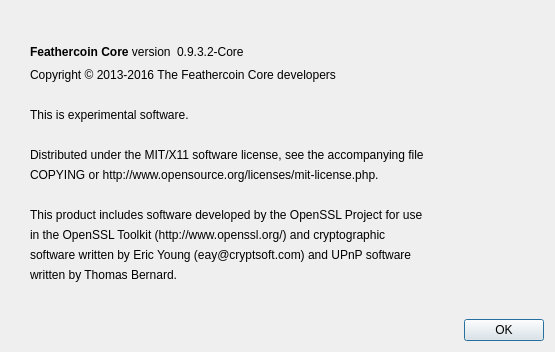
Above: src/qt/forms/aboutdialog.ui from FeatherCoin/Feathercoin before the change. Below: the same form after it.
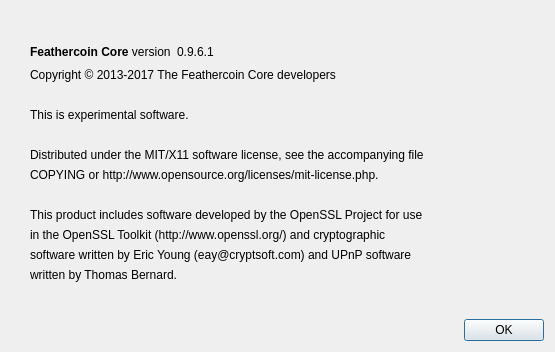
That is the form after the change. Icons and pictures are not drawn.

Commit message: Reviewed Copyright for Feathercoin 2017.

Patch:
```diff
--- a/src/qt/forms/aboutdialog.ui
+++ b/src/qt/forms/aboutdialog.ui
@@ -72,7 +72,7 @@
           <cursorShape>IBeamCursor</cursorShape>
          </property>
          <property name="text">
-          <string notr="true">0.9.3.2-Core</string>
+          <string notr="true">0.9.6.1</string>
          </property>
          <property name="textInteractionFlags">
           <set>Qt::LinksAccessibleByMouse|Qt::TextSelectableByKeyboard|Qt::TextSelectableByMouse</set>
@@ -100,7 +100,7 @@
         <cursorShape>IBeamCursor</cursorShape>
        </property>
        <property name="text">
-        <string notr="true">Copyright &amp;copy; 2013-2016  The Feathercoin Core developers</string>
+        <string notr="true">Copyright &amp;copy; 2013-2017  The Feathercoin Core developers</string>
        </property>
        <property name="textFormat">
         <enum>Qt::RichText</enum>
```
The commit also changes 13 other files.
